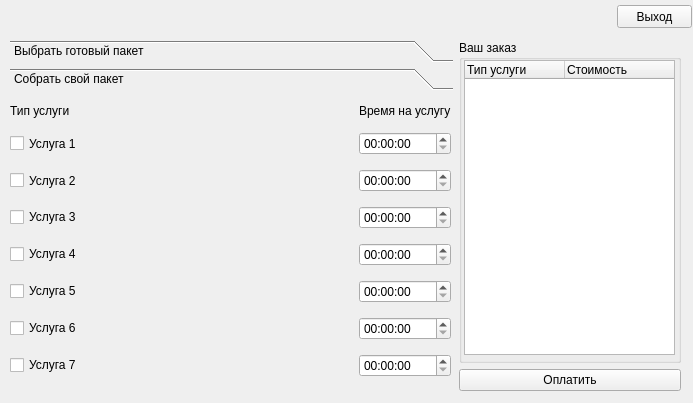
Qt form Layout/VisitorWIndow.ui (TeflonDervish/Coursework) before a commit.
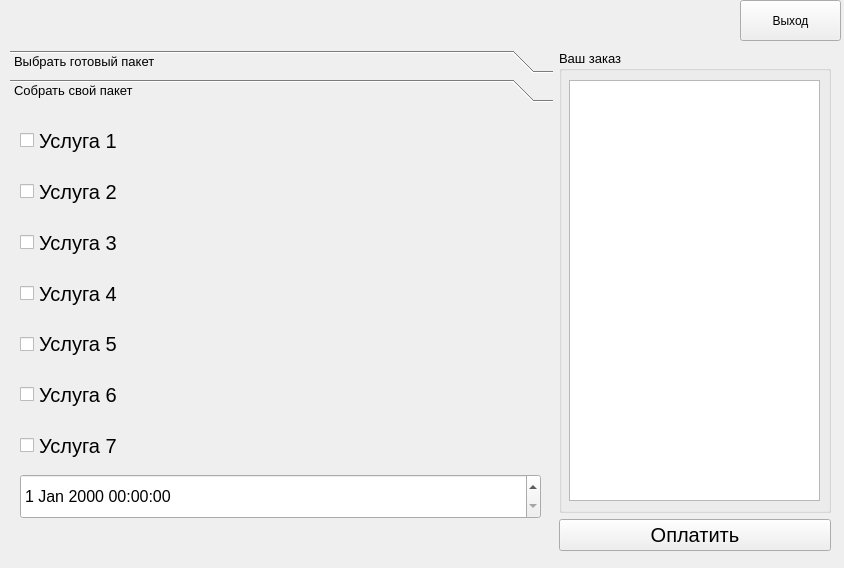
The same form after that commit. The open tabs and pages were chosen to show the change.

Commit message: Add visitor window

What changed in the file:
```diff
--- a/Layout/VisitorWIndow.ui
+++ b/Layout/VisitorWIndow.ui
@@ -6,8 +6,8 @@
    <rect>
     <x>0</x>
     <y>0</y>
-    <width>693</width>
-    <height>403</height>
+    <width>844</width>
+    <height>568</height>
    </rect>
   </property>
   <property name="sizePolicy">
@@ -24,9 +24,9 @@
     <property name="geometry">
      <rect>
       <x>0</x>
-      <y>30</y>
-      <width>691</width>
-      <height>371</height>
+      <y>40</y>
+      <width>841</width>
+      <height>521</height>
      </rect>
     </property>
     <layout class="QGridLayout" name="gridLayout_3" rowstretch="0,0" columnstretch="2,1">
@@ -42,55 +42,6 @@
      <property name="bottomMargin">
       <number>10</number>
      </property>
-     <item row="0" column="1">
-      <widget class="QGroupBox" name="groupBox">
-       <property name="title">
-        <string>Ваш заказ</string>
-       </property>
-       <widget class="QTreeWidget" name="treeWidget">
-        <property name="geometry">
-         <rect>
-          <x>5</x>
-          <y>20</y>
-          <width>211</width>
-          <height>295</height>
-         </rect>
-        </property>
-        <property name="sizePolicy">
-         <sizepolicy hsizetype="Maximum" vsizetype="Expanding">
-          <horstretch>0</horstretch>
-          <verstretch>0</verstretch>
-         </sizepolicy>
-        </property>
-        <property name="minimumSize">
-         <size>
-          <width>151</width>
-          <height>0</height>
-         </size>
-        </property>
-        <property name="styleSheet">
-         <string notr="true">font: 7pt &quot;MS Shell Dlg 2&quot;;</string>
-        </property>
-        <column>
-         <property name="text">
-          <string>Тип услуги</string>
-         </property>
-        </column>
-        <column>
-         <property name="text">
-          <string>Стоимость</string>
-         </property>
-        </column>
-       </widget>
-      </widget>
-     </item>
-     <item row="1" column="1">
-      <widget class="QPushButton" name="pushPay">
-       <property name="text">
-        <string>Оплатить</string>
-       </property>
-      </widget>
-     </item>
      <item row="0" column="0" rowspan="2">
       <widget class="QToolBox" name="toolBox">
        <property name="sizePolicy">
@@ -99,6 +50,11 @@
          <verstretch>0</verstretch>
         </sizepolicy>
        </property>
+       <property name="font">
+        <font>
+         <pointsize>10</pointsize>
+        </font>
+       </property>
        <property name="currentIndex">
         <number>1</number>
        </property>
@@ -174,8 +130,8 @@
          <rect>
           <x>0</x>
           <y>0</y>
-          <width>443</width>
-          <height>297</height>
+          <width>543</width>
+          <height>429</height>
          </rect>
         </property>
         <attribute name="label">
@@ -186,12 +142,39 @@
           <rect>
            <x>0</x>
            <y>0</y>
-           <width>441</width>
-           <height>291</height>
+           <width>541</width>
+           <height>421</height>
           </rect>
          </property>
-         <layout class="QGridLayout" name="gridLayout_2" rowstretch="1,2,2,2,2,2,2,2" columnstretch="4,1">
-          <item row="2" column="0">
+         <layout class="QGridLayout" name="gridLayout_2" rowstretch="1,1,1,1,1,1,1,1" columnstretch="0">
+          <property name="leftMargin">
+           <number>10</number>
+          </property>
+          <property name="topMargin">
+           <number>10</number>
+          </property>
+          <property name="rightMargin">
+           <number>10</number>
+          </property>
+          <property name="bottomMargin">
+           <number>10</number>
+          </property>
+          <item row="7" column="0">
+           <widget class="QDateTimeEdit" name="serviceTime">
+            <property name="sizePolicy">
+             <sizepolicy hsizetype="Minimum" vsizetype="Minimum">
+              <horstretch>0</horstretch>
+              <verstretch>0</verstretch>
+             </sizepolicy>
+            </property>
+            <property name="font">
+             <font>
+              <pointsize>12</pointsize>
+             </font>
+            </property>
+           </widget>
+          </item>
+          <item row="1" column="0">
            <widget class="QCheckBox" name="Service2">
             <property name="sizePolicy">
              <sizepolicy hsizetype="Minimum" vsizetype="Minimum">
@@ -199,97 +182,121 @@
               <verstretch>0</verstretch>
              </sizepolicy>
             </property>
+            <property name="font">
+             <font>
+              <pointsize>15</pointsize>
+             </font>
+            </property>
             <property name="text">
              <string>Услуга 2</string>
             </property>
            </widget>
           </item>
-          <item row="1" column="0">
-           <widget class="QCheckBox" name="Service1">
-            <property name="sizePolicy">
-             <sizepolicy hsizetype="Minimum" vsizetype="Minimum">
-              <horstretch>0</horstretch>
-              <verstretch>0</verstretch>
-             </sizepolicy>
-            </property>
-            <property name="text">
-             <string>Услуга 1</string>
-            </property>
-           </widget>
-          </item>
-          <item row="5" column="0">
-           <widget class="QCheckBox" name="Service5">
-            <property name="text">
-             <string>Услуга 5</string>
-            </property>
-           </widget>
-          </item>
           <item row="3" column="0">
-           <widget class="QCheckBox" name="Service3">
-            <property name="text">
-             <string>Услуга 3</string>
-            </property>
-           </widget>
-          </item>
-          <item row="4" column="0">
            <widget class="QCheckBox" name="Service4">
+            <property name="sizePolicy">
+             <sizepolicy hsizetype="Minimum" vsizetype="Minimum">
+              <horstretch>0</horstretch>
+              <verstretch>0</verstretch>
+             </sizepolicy>
+            </property>
+            <property name="font">
+             <font>
+              <pointsize>15</pointsize>
+             </font>
+            </property>
             <property name="text">
              <string>Услуга 4</string>
             </property>
            </widget>
           </item>
-          <item row="1" column="1">
-           <widget class="QTimeEdit" name="ServiceTime1"/>
-          </item>
-          <item row="7" column="0">
+          <item row="6" column="0">
            <widget class="QCheckBox" name="Service7">
+            <property name="sizePolicy">
+             <sizepolicy hsizetype="Minimum" vsizetype="Minimum">
+              <horstretch>0</horstretch>
+              <verstretch>0</verstretch>
+             </sizepolicy>
+            </property>
+            <property name="font">
+             <font>
+              <pointsize>15</pointsize>
+             </font>
+            </property>
             <property name="text">
              <string>Услуга 7</string>
             </property>
            </widget>
           </item>
-          <item row="2" column="1">
-           <widget class="QTimeEdit" name="ServiceTime2"/>
-          </item>
-          <item row="6" column="0">
+          <item row="5" column="0">
            <widget class="QCheckBox" name="Service6">
+            <property name="sizePolicy">
+             <sizepolicy hsizetype="Minimum" vsizetype="Minimum">
+              <horstretch>0</horstretch>
+              <verstretch>0</verstretch>
+             </sizepolicy>
+            </property>
+            <property name="font">
+             <font>
+              <pointsize>15</pointsize>
+             </font>
+            </property>
             <property name="text">
              <string>Услуга 6</string>
             </property>
            </widget>
           </item>
-          <item row="3" column="1">
-           <widget class="QTimeEdit" name="ServiceTime3"/>
-          </item>
-          <item row="4" column="1">
-           <widget class="QTimeEdit" name="ServiceTime4"/>
-          </item>
-          <item row="5" column="1">
-           <widget class="QTimeEdit" name="ServiceTime5"/>
-          </item>
-          <item row="6" column="1">
-           <widget class="QTimeEdit" name="ServiceTime6"/>
-          </item>
-          <item row="7" column="1">
-           <widget class="QTimeEdit" name="ServiceTime7"/>
-          </item>
           <item row="0" column="0">
-           <widget class="QLabel" name="label">
+           <widget class="QCheckBox" name="Service1">
             <property name="sizePolicy">
-             <sizepolicy hsizetype="Preferred" vsizetype="Maximum">
+             <sizepolicy hsizetype="Minimum" vsizetype="Minimum">
               <horstretch>0</horstretch>
               <verstretch>0</verstretch>
              </sizepolicy>
             </property>
+            <property name="font">
+             <font>
+              <pointsize>15</pointsize>
+             </font>
+            </property>
             <property name="text">
-             <string>Тип услуги</string>
+             <string>Услуга 1</string>
             </property>
            </widget>
           </item>
-          <item row="0" column="1">
-           <widget class="QLabel" name="label_2">
+          <item row="4" column="0">
+           <widget class="QCheckBox" name="Service5">
+            <property name="sizePolicy">
+             <sizepolicy hsizetype="Minimum" vsizetype="Minimum">
+              <horstretch>0</horstretch>
+              <verstretch>0</verstretch>
+             </sizepolicy>
+            </property>
+            <property name="font">
+             <font>
+              <pointsize>15</pointsize>
+             </font>
+            </property>
             <property name="text">
-             <string>Время на услугу</string>
+             <string>Услуга 5</string>
+            </property>
+           </widget>
+          </item>
+          <item row="2" column="0">
+           <widget class="QCheckBox" name="Service3">
+            <property name="sizePolicy">
+             <sizepolicy hsizetype="Minimum" vsizetype="Minimum">
+              <horstretch>0</horstretch>
+              <verstretch>0</verstretch>
+             </sizepolicy>
+            </property>
+            <property name="font">
+             <font>
+              <pointsize>15</pointsize>
+             </font>
+            </property>
+            <property name="text">
+             <string>Услуга 3</string>
             </property>
            </widget>
           </item>
@@ -298,15 +305,49 @@
        </widget>
       </widget>
      </item>
+     <item row="1" column="1">
+      <widget class="QPushButton" name="pushPay">
+       <property name="font">
+        <font>
+         <pointsize>15</pointsize>
+        </font>
+       </property>
+       <property name="text">
+        <string>Оплатить</string>
+       </property>
+      </widget>
+     </item>
+     <item row="0" column="1">
+      <widget class="QGroupBox" name="groupBox">
+       <property name="font">
+        <font>
+         <pointsize>10</pointsize>
+        </font>
+       </property>
+       <property name="title">
+        <string>Ваш заказ</string>
+       </property>
+       <widget class="QTableWidget" name="tableWidget">
+        <property name="geometry">
+         <rect>
+          <x>10</x>
+          <y>30</y>
+          <width>251</width>
+          <height>421</height>
+         </rect>
+        </property>
+       </widget>
+      </widget>
+     </item>
     </layout>
    </widget>
    <widget class="QPushButton" name="pushExit">
     <property name="geometry">
      <rect>
-      <x>617</x>
-      <y>5</y>
-      <width>75</width>
-      <height>23</height>
+      <x>740</x>
+      <y>0</y>
+      <width>101</width>
+      <height>41</height>
      </rect>
     </property>
     <property name="text">
```
Left out of the diff: 159 changed lines with no effect on the pictures. The commit also changes 11 other files.
